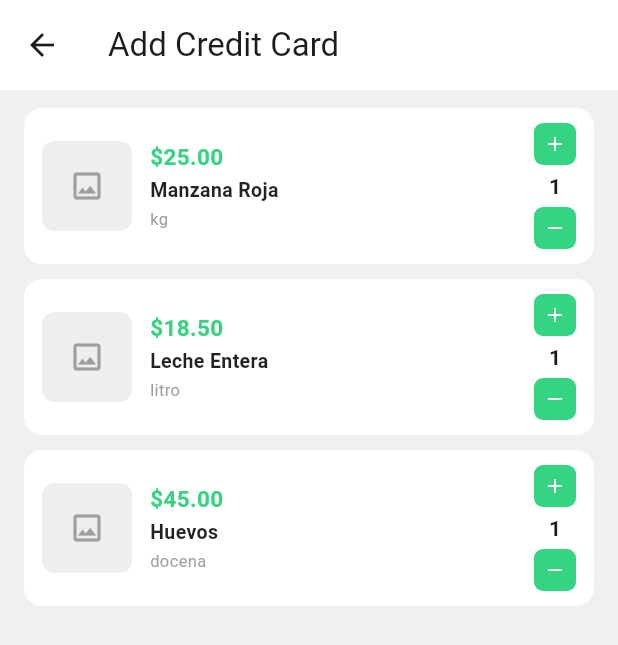
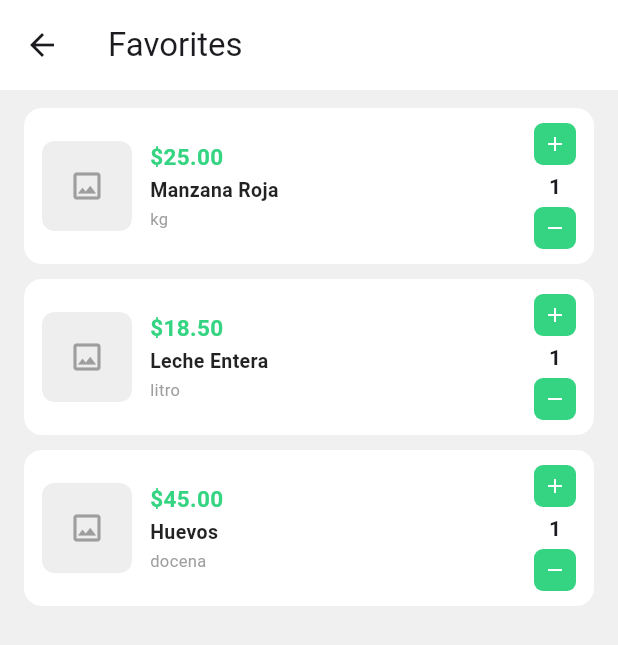
Before and after one commit to coffee4later/figma_challenge, a Flutter app: the FavoritesScreen screen opened by its route, on a phone screen of 412 x 824 dp. Shown: the top 645 px of the screen. Run offline on Flutter 3.47's test engine with Material 3 defaults, Android fonts, the phone set to English and light mode, and no system bars; our stand-ins replace animated_notch_bottom_bar, animated_toggle_switch.

Commit message:
corrected favorites appbar title

```diff
--- a/lib/screens/favorites_screen.dart
+++ b/lib/screens/favorites_screen.dart
@@ -51,7 +51,7 @@ class _FavoritesScreenState extends State<FavoritesScreen> {
         elevation: 0,
         toolbarHeight: 60,
         backgroundColor: Colors.white,
-        title: const Text('Add Credit Card'),
+        title: const Text('Favorites'),
       ),
       body: Container(
         color: const Color.fromARGB(255, 240, 240, 240),
```
